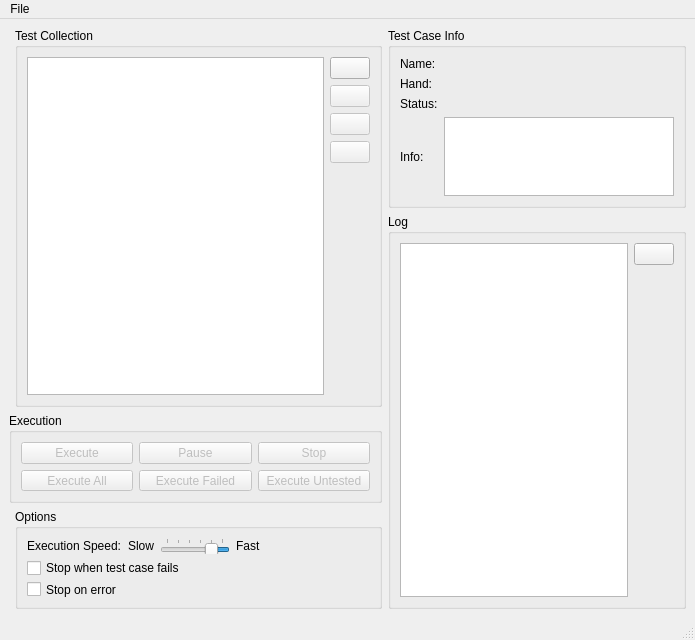
First picture: the form in src/testsuite.ui, repository Z0mBee/TestSuite, before the edit.
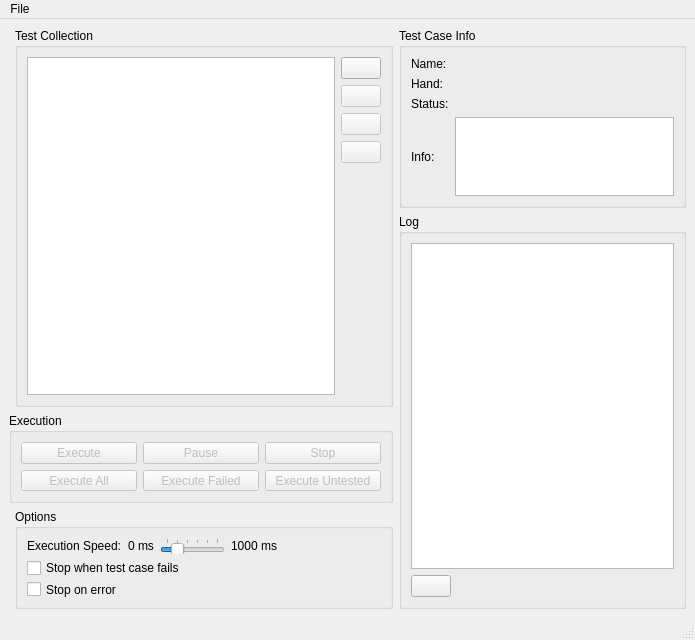
Second picture: the form after the edit. Icons and pictures are not drawn.

What changed in the file:
```diff
--- a/src/testsuite.ui
+++ b/src/testsuite.ui
@@ -211,10 +211,7 @@
        <string>Log</string>
       </property>
       <layout class="QGridLayout" name="gridLayout">
-       <item row="0" column="0" rowspan="2">
-        <widget class="QTextBrowser" name="textBrowserLog"/>
-       </item>
-       <item row="0" column="1">
+       <item row="1" column="0">
         <widget class="QPushButton" name="buttonClearLog">
          <property name="text">
           <string/>
@@ -228,16 +225,19 @@
        <item row="1" column="1">
         <spacer name="verticalSpacer_2">
          <property name="orientation">
-          <enum>Qt::Vertical</enum>
+          <enum>Qt::Horizontal</enum>
          </property>
          <property name="sizeHint" stdset="0">
           <size>
-           <width>20</width>
-           <height>40</height>
+           <width>232</width>
+           <height>20</height>
           </size>
          </property>
         </spacer>
        </item>
+       <item row="0" column="0" colspan="2">
+        <widget class="QTextBrowser" name="textBrowserLog"/>
+       </item>
       </layout>
      </widget>
     </item>
@@ -344,14 +344,14 @@
          <item>
           <widget class="QLabel" name="label_3">
            <property name="text">
-            <string>Slow</string>
+            <string>0 ms</string>
            </property>
           </widget>
          </item>
          <item>
           <widget class="QSlider" name="sliderSpeed">
            <property name="layoutDirection">
-            <enum>Qt::RightToLeft</enum>
+            <enum>Qt::LeftToRight</enum>
            </property>
            <property name="maximum">
             <number>1000</number>
@@ -385,7 +385,7 @@
          <item>
           <widget class="QLabel" name="label_4">
            <property name="text">
-            <string>Fast</string>
+            <string>1000 ms</string>
            </property>
           </widget>
          </item>
```
Left out of the diff: 161 changed lines with no effect on the pictures.
